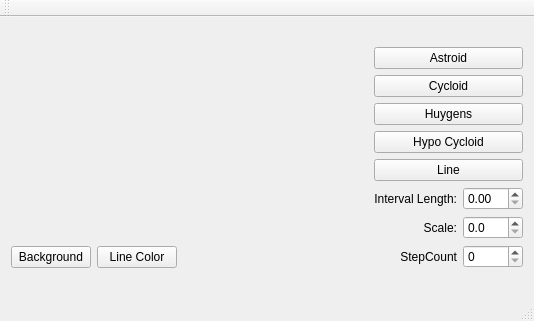
nikkaramessinis/QtCurvesCPP, file mainwindow.ui: the form before one commit.
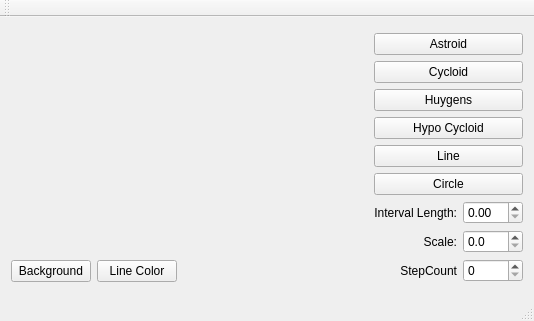
The form after the commit. Custom widgets are drawn as their Qt base class.

Commit message: Implementing Circle Shape

The edit to the form file:
```diff
--- a/mainwindow.ui
+++ b/mainwindow.ui
@@ -54,43 +54,36 @@
      </layout>
     </item>
     <item row="0" column="1">
-     <layout class="QVBoxLayout" name="verticalLayout">
-      <item>
+     <layout class="QGridLayout" name="gridLayout_2">
+      <item row="3" column="0">
+       <widget class="QPushButton" name="btnHypo">
+        <property name="text">
+         <string>Hypo Cycloid</string>
+        </property>
+       </widget>
+      </item>
+      <item row="0" column="0">
        <widget class="QPushButton" name="btnAstroid">
         <property name="text">
          <string>Astroid</string>
         </property>
        </widget>
       </item>
-      <item>
+      <item row="1" column="0">
        <widget class="QPushButton" name="btnCycloid">
         <property name="text">
          <string>Cycloid</string>
         </property>
        </widget>
       </item>
-      <item>
+      <item row="2" column="0">
        <widget class="QPushButton" name="btnHuygens">
         <property name="text">
          <string>Huygens</string>
         </property>
        </widget>
       </item>
-      <item>
-       <widget class="QPushButton" name="btnHypo">
-        <property name="text">
-         <string>Hypo Cycloid</string>
-        </property>
-       </widget>
-      </item>
-      <item>
-       <widget class="QPushButton" name="btnLine">
-        <property name="text">
-         <string>Line</string>
-        </property>
-       </widget>
-      </item>
-      <item>
+      <item row="6" column="0">
        <layout class="QHBoxLayout" name="horizontalLayout_2">
         <item>
          <widget class="QLabel" name="label_2">
@@ -120,7 +113,14 @@
         </item>
        </layout>
       </item>
-      <item>
+      <item row="4" column="0">
+       <widget class="QPushButton" name="btnLine">
+        <property name="text">
+         <string>Line</string>
+        </property>
+       </widget>
+      </item>
+      <item row="7" column="0">
        <layout class="QHBoxLayout" name="horizontalLayout">
         <item>
          <widget class="QLabel" name="label">
@@ -153,7 +153,7 @@
         </item>
        </layout>
       </item>
-      <item>
+      <item row="8" column="0">
        <layout class="QHBoxLayout" name="horizontalLayout_3">
         <item>
          <widget class="QLabel" name="label_3">
@@ -183,6 +183,13 @@
         </item>
        </layout>
       </item>
+      <item row="5" column="0">
+       <widget class="QPushButton" name="btnCircle">
+        <property name="text">
+         <string>Circle</string>
+        </property>
+       </widget>
+      </item>
      </layout>
     </item>
    </layout>
```
The commit also changes 4 other files.
